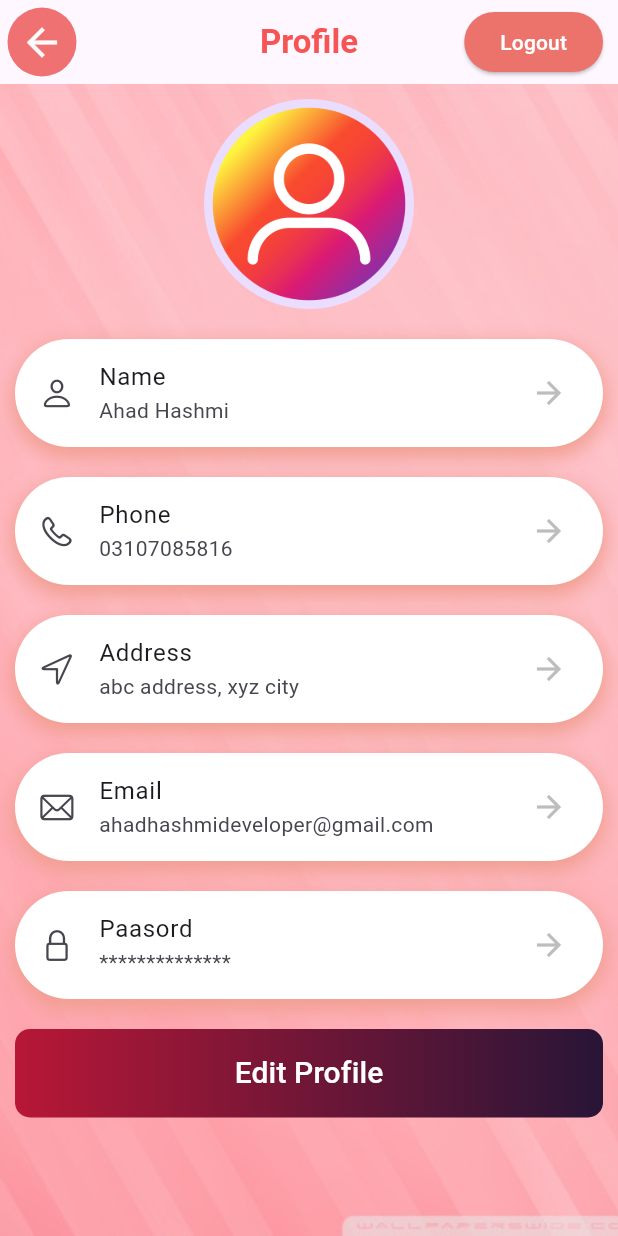
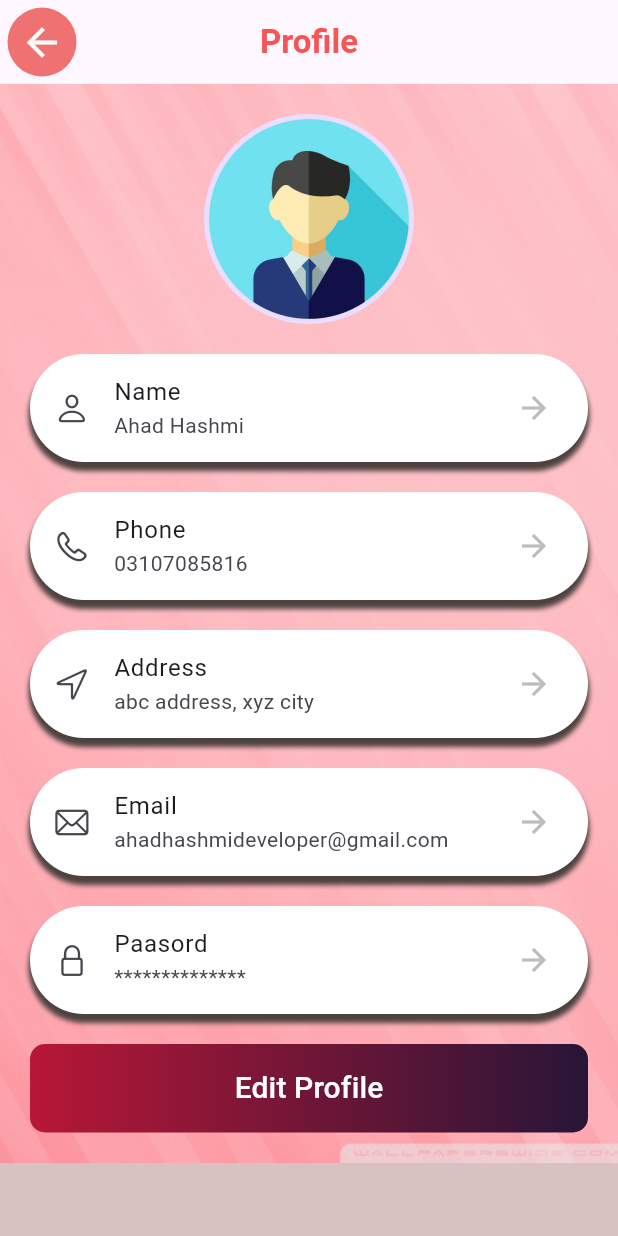
Before and after one commit to GihanSisiraKumara/kidcare_app, a Flutter app: the profileBord screen opened directly, on a phone screen of 412 x 824 dp. Run offline on Flutter 3.47's test engine with Material 3 defaults, Android fonts, the phone set to English and light mode, and no system bars; our stand-ins replace flutter_slidable, google_maps_flutter, lottie, qr_flutter; missing offline and left inert: flutter_phone_direct_caller, mobile_scanner, qr_scanner_overlay; Roboto replaces fonts that are missing (inter).

Commit message:
edit pages

```diff
--- a/lib/screen/callBoard.dart
+++ b/lib/screen/callBoard.dart
@@ -96,7 +96,7 @@ class _CallBoardState extends State<CallBoard> {
                           mainAxisAlignment: MainAxisAlignment.spaceBetween,
                           children: [
                             Text(
-                              "Good afternoon",
+                              "Missed Call",
                               style: TextStyle(fontWeight: FontWeight.w600),
                             ),
                             Text(
@@ -107,7 +107,7 @@ class _CallBoardState extends State<CallBoard> {
                           ],
                         ),
                         subtitle: const Text(
-                          "plase fill all the text feild and conform that",
+                          "You have 1 missed call from 0767301727. last call at 2:00pm",
                           style:
                               TextStyle(color: Color.fromARGB(255, 11, 11, 11)),
                           maxLines: 2,
--- a/lib/screen/notificationBord.dart
+++ b/lib/screen/notificationBord.dart
@@ -8,7 +8,7 @@ class notificationBord extends StatelessWidget {
   Widget build(BuildContext context) {
     Size size = MediaQuery.of(context).size;
     return Scaffold(
-      backgroundColor: const Color.fromARGB(255, 211, 149, 143),
+      backgroundColor: const Color.fromARGB(255, 241, 178, 173),
       appBar: AppBar(
         centerTitle: true,
         leading: IconButton(
@@ -82,7 +82,7 @@ class notificationBord extends StatelessWidget {
                       mainAxisAlignment: MainAxisAlignment.spaceBetween,
                       children: [
                         Text(
-                          "Good afternoon",
+                          "Kidcare alert!",
                           style: TextStyle(fontWeight: FontWeight.w600),
                         ),
                         Text(
@@ -92,7 +92,7 @@ class notificationBord extends StatelessWidget {
                       ],
                     ),
                     subtitle: const Text(
-                      "plase fill all the text feild and conform that",
+                      "Your child is not feeling well, please check him/her. please check shedules for more details.",
                       style: TextStyle(color: Color.fromARGB(255, 11, 11, 11)),
                       maxLines: 2,
                       overflow: TextOverflow.ellipsis,
--- a/lib/screen/profileBord.dart
+++ b/lib/screen/profileBord.dart
@@ -30,27 +30,28 @@ class profileBord extends StatelessWidget {
             Navigator.pop(context);
           },
         ),
-        actions: [
-          Padding(
-            padding: const EdgeInsets.symmetric(horizontal: 10),
-            child: ElevatedButton(
-              onPressed: () {
-                Navigator.pushReplacementNamed(context, '/login');
-              },
-              style: ElevatedButton.styleFrom(
-                backgroundColor: const Color.fromARGB(255, 236, 115, 107),
+        // actions: [
+        // Padding(
+        // padding: const EdgeInsets.symmetric(horizontal: 10),
+        // child: ElevatedButton(
+        // onPressed: () {
+        // Navigator.pushReplacementNamed(context, '/login');
+        // },
+        // style: ElevatedButton.styleFrom(
+        // backgroundColor: const Color.fromARGB(255, 236, 115, 107),
+        // ),
+        // child: const Text(
+        // "Logout",
+        // style: TextStyle(
+        // color: Colors.white,
+        // ),
+        // ),
+        // ),
+        // ),
+        // ],
       ),
-              child: const Text(
-                "Logout",
-                style: TextStyle(
-                  color: Colors.white,
-                ),
-              ),
-            ),
-          ),
-        ],
-      ),
-      body: Container(
+      body: SingleChildScrollView(
+        child: Container(
           decoration: const BoxDecoration(
             image: DecorationImage(
               image: AssetImage('assets/images/red2.jpg'),
@@ -58,21 +59,21 @@ class profileBord extends StatelessWidget {
             ),
           ),
           child: Padding(
-          padding: const EdgeInsets.all(10),
+            padding: const EdgeInsets.all(20),
             child: Column(
               children: [
                 // const SizedBox(height: 0),
                 const CircleAvatar(
                   radius: 70,
-                backgroundImage: AssetImage('assets/images/user.webp'),
+                  backgroundImage: AssetImage('assets/images/pro.png'),
                 ),
                 const SizedBox(height: 20),
                 itemProfile('Name', 'Ahad Hashmi', CupertinoIcons.person),
                 const SizedBox(height: 20),
                 itemProfile('Phone', '03107085816', CupertinoIcons.phone),
                 const SizedBox(height: 20),
-              itemProfile(
-                  'Address', 'abc address, xyz city', CupertinoIcons.location),
+                itemProfile('Address', 'abc address, xyz city',
+                    CupertinoIcons.location),
                 const SizedBox(height: 20),
                 itemProfile('Email', 'ahadhashmideveloper@gmail.com',
                     CupertinoIcons.mail),
@@ -98,8 +99,8 @@ class profileBord extends StatelessWidget {
                     onPressed: () {},
                     style: ElevatedButton.styleFrom(
                       padding: const EdgeInsets.all(15),
-                    backgroundColor:
-                        Colors.transparent, // Set primary color to transparent
+                      backgroundColor: Colors
+                          .transparent, // Set primary color to transparent
                       shadowColor: Colors.transparent, // Hide shadow
                       shape: RoundedRectangleBorder(
                         borderRadius: BorderRadius.circular(10),
@@ -118,6 +119,7 @@ class profileBord extends StatelessWidget {
             ),
           ),
         ),
+      ),
     );
   }
 
@@ -129,9 +131,9 @@ class profileBord extends StatelessWidget {
           boxShadow: const [
             BoxShadow(
                 offset: Offset(0, 5),
-                color: Color.fromARGB(255, 241, 158, 144),
-                spreadRadius: 2,
-                blurRadius: 10)
+                color: Color.fromARGB(255, 77, 66, 64),
+                spreadRadius: 1,
+                blurRadius: 2)
           ]),
       child: ListTile(
         title: Text(title),
--- a/lib/screen/qrscannerBord.dart
+++ b/lib/screen/qrscannerBord.dart
@@ -132,10 +132,10 @@ class _qrscannerBordState extends State<qrscannerBord> {
                   mainAxisAlignment: MainAxisAlignment.center,
                   children: [
                     Text(
-                      "Scan Properly to see results -",
+                      "Scan Properly to see results here",
                       style: TextStyle(
                         fontSize: 20,
-                        color: Color.fromARGB(255, 34, 32, 26),
+                        color: Color.fromARGB(255, 249, 78, 89),
                       ),
                     ),
                   ],
--- a/pubspec.yaml
+++ b/pubspec.yaml
@@ -93,6 +93,7 @@ flutter:
     - assets/images/google.webp
     - assets/images/user.webp
     - assets/animations/error.json
+    - assets/images/pro.png
 
 
 
```
Also changed, not shown: assets/images/pro.png (added), assets/images/profine1.jpg (added). Lines whose indentation alone changed are shown as unchanged.
